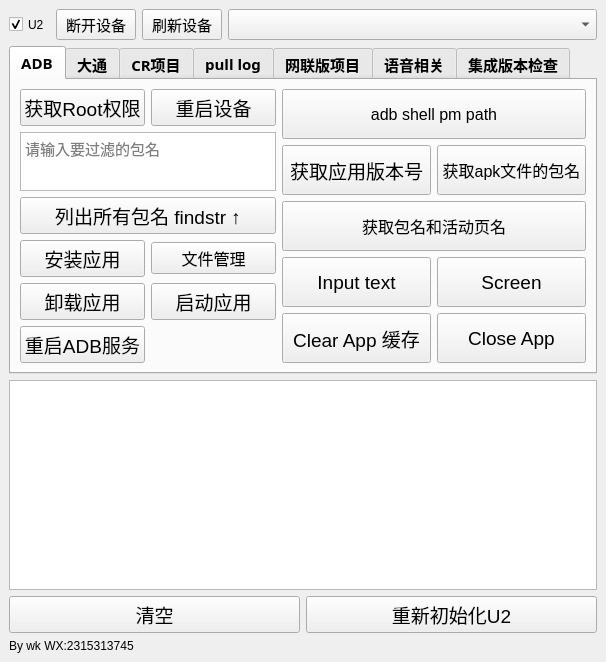
Above: adbtool.ui from wangke956/ADBTools before the change. Below: the same form after it.
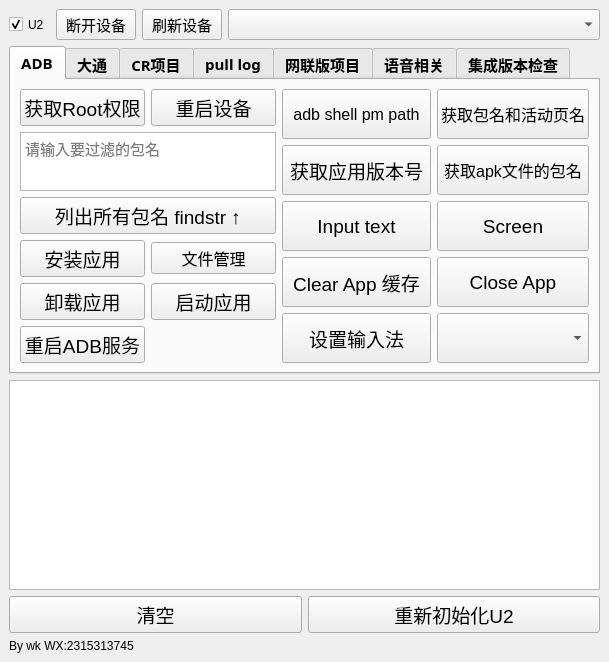
That is the form after the change.

Commit message: 1.增加输入法切换功能

```diff
--- a/adbtool.ui
+++ b/adbtool.ui
@@ -7,7 +7,7 @@
    <rect>
     <x>0</x>
     <y>0</y>
-    <width>606</width>
+    <width>609</width>
     <height>662</height>
    </rect>
   </property>
@@ -459,31 +459,6 @@
             </item>
             <item row="0" column="1">
              <layout class="QGridLayout" name="gridLayout_2">
-              <item row="2" column="1">
-               <widget class="QPushButton" name="aapt_getpackagename_button">
-                <property name="sizePolicy">
-                 <sizepolicy hsizetype="Minimum" vsizetype="Expanding">
-                  <horstretch>0</horstretch>
-                  <verstretch>1</verstretch>
-                 </sizepolicy>
-                </property>
-                <property name="minimumSize">
-                 <size>
-                  <width>0</width>
-                  <height>0</height>
-                 </size>
-                </property>
-                <property name="font">
-                 <font>
-                  <family>Arial</family>
-                  <pointsize>12</pointsize>
-                 </font>
-                </property>
-                <property name="text">
-                 <string>获取apk文件的包名</string>
-                </property>
-               </widget>
-              </item>
               <item row="7" column="1">
                <widget class="QPushButton" name="get_screenshot_button">
                 <property name="sizePolicy">
@@ -509,8 +484,33 @@
                 </property>
                </widget>
               </item>
-              <item row="2" column="0">
-               <widget class="QPushButton" name="get_running_app_info_button">
+              <item row="0" column="1">
+               <widget class="QPushButton" name="app_package_and_activity">
+                <property name="sizePolicy">
+                 <sizepolicy hsizetype="Expanding" vsizetype="Expanding">
+                  <horstretch>0</horstretch>
+                  <verstretch>1</verstretch>
+                 </sizepolicy>
+                </property>
+                <property name="minimumSize">
+                 <size>
+                  <width>0</width>
+                  <height>0</height>
+                 </size>
+                </property>
+                <property name="font">
+                 <font>
+                  <family>Arial</family>
+                  <pointsize>12</pointsize>
+                 </font>
+                </property>
+                <property name="text">
+                 <string>获取包名和活动页名</string>
+                </property>
+               </widget>
+              </item>
+              <item row="7" column="0">
+               <widget class="QPushButton" name="input_text_via_adb_button">
                 <property name="sizePolicy">
                  <sizepolicy hsizetype="Expanding" vsizetype="Expanding">
                   <horstretch>0</horstretch>
@@ -530,11 +530,11 @@
                  </font>
                 </property>
                 <property name="text">
-                 <string>获取应用版本号</string>
+                 <string>Input text</string>
                 </property>
                </widget>
               </item>
-              <item row="0" column="0" colspan="2">
+              <item row="0" column="0">
                <widget class="QPushButton" name="view_apk_path">
                 <property name="sizePolicy">
                  <sizepolicy hsizetype="Expanding" vsizetype="Expanding">
@@ -562,8 +562,8 @@
                 </property>
                </widget>
               </item>
-              <item row="7" column="0">
-               <widget class="QPushButton" name="input_text_via_adb_button">
+              <item row="2" column="0">
+               <widget class="QPushButton" name="get_running_app_info_button">
                 <property name="sizePolicy">
                  <sizepolicy hsizetype="Expanding" vsizetype="Expanding">
                   <horstretch>0</horstretch>
@@ -583,32 +583,7 @@
                  </font>
                 </property>
                 <property name="text">
-                 <string>Input text</string>
-                </property>
-               </widget>
-              </item>
-              <item row="5" column="0" colspan="2">
-               <widget class="QPushButton" name="app_package_and_activity">
-                <property name="sizePolicy">
-                 <sizepolicy hsizetype="Expanding" vsizetype="Expanding">
-                  <horstretch>0</horstretch>
-                  <verstretch>1</verstretch>
-                 </sizepolicy>
-                </property>
-                <property name="minimumSize">
-                 <size>
-                  <width>0</width>
-                  <height>0</height>
-                 </size>
-                </property>
-                <property name="font">
-                 <font>
-                  <family>Arial</family>
-                  <pointsize>12</pointsize>
-                 </font>
-                </property>
-                <property name="text">
-                 <string>获取包名和活动页名</string>
+                 <string>获取应用版本号</string>
                 </property>
                </widget>
               </item>
@@ -637,6 +612,31 @@
                 </property>
                </widget>
               </item>
+              <item row="2" column="1">
+               <widget class="QPushButton" name="aapt_getpackagename_button">
+                <property name="sizePolicy">
+                 <sizepolicy hsizetype="Minimum" vsizetype="Expanding">
+                  <horstretch>0</horstretch>
+                  <verstretch>1</verstretch>
+                 </sizepolicy>
+                </property>
+                <property name="minimumSize">
+                 <size>
+                  <width>0</width>
+                  <height>0</height>
+                 </size>
+                </property>
+                <property name="font">
+                 <font>
+                  <family>Arial</family>
+                  <pointsize>12</pointsize>
+                 </font>
+                </property>
+                <property name="text">
+                 <string>获取apk文件的包名</string>
+                </property>
+               </widget>
+              </item>
               <item row="9" column="1">
                <widget class="QPushButton" name="force_stop_app">
                 <property name="sizePolicy">
@@ -662,6 +662,35 @@
                 </property>
                </widget>
               </item>
+              <item row="10" column="0">
+               <widget class="QPushButton" name="SetKeyboard_PushButton">
+                <property name="sizePolicy">
+                 <sizepolicy hsizetype="Expanding" vsizetype="Expanding">
+                  <horstretch>0</horstretch>
+                  <verstretch>1</verstretch>
+                 </sizepolicy>
+                </property>
+                <property name="font">
+                 <font>
+                  <family>Agency FB</family>
+                  <pointsize>14</pointsize>
+                 </font>
+                </property>
+                <property name="text">
+                 <string>设置输入法</string>
+                </property>
+               </widget>
+              </item>
+              <item row="10" column="1">
+               <widget class="QComboBox" name="selectkeyboard_comboBox">
+                <property name="sizePolicy">
+                 <sizepolicy hsizetype="Expanding" vsizetype="Expanding">
+                  <horstretch>0</horstretch>
+                  <verstretch>1</verstretch>
+                 </sizepolicy>
+                </property>
+               </widget>
+              </item>
              </layout>
             </item>
            </layout>
```
The commit also changes 6 other files.
